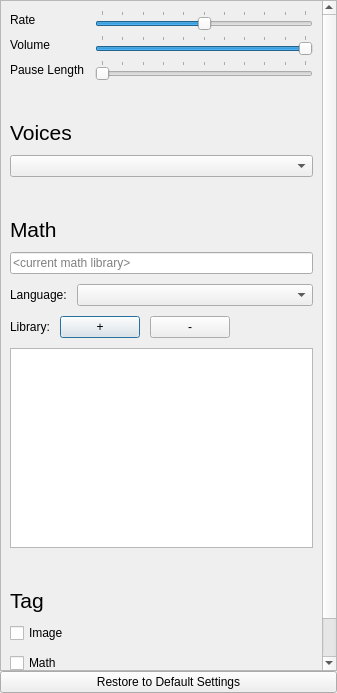
This is src/forms/speech_settings.ui in DinoZAR/CentralAccessReader as Qt 5 draws it before an edit. The edited form follows.
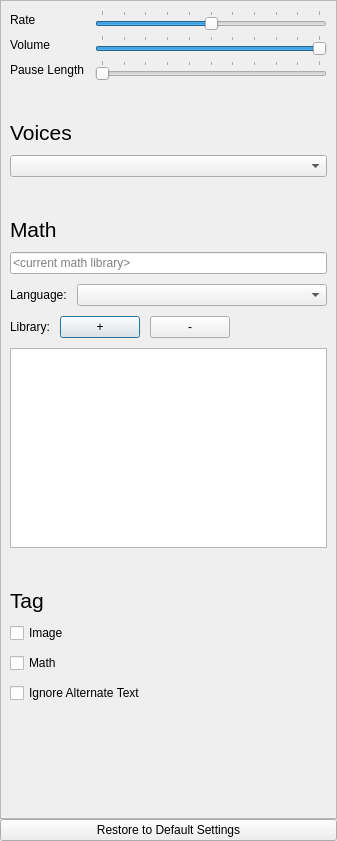
This is the edited form. Icons and pictures are not drawn.

Commit message: Adjusted layout and compiled it for general settings. Now need to test it on Macs.

What changed in the file:
```diff
--- a/src/forms/speech_settings.ui
+++ b/src/forms/speech_settings.ui
@@ -7,7 +7,7 @@
     <x>0</x>
     <y>0</y>
     <width>337</width>
-    <height>693</height>
+    <height>841</height>
    </rect>
   </property>
   <property name="windowTitle">
@@ -37,11 +37,11 @@
        <rect>
         <x>0</x>
         <y>0</y>
-        <width>308</width>
-        <height>755</height>
+        <width>335</width>
+        <height>816</height>
        </rect>
       </property>
-      <layout class="QVBoxLayout" name="verticalLayout_9">
+      <layout class="QVBoxLayout" name="verticalLayout_9" stretch="0,0,0,0,1">
        <property name="spacing">
         <number>40</number>
        </property>
@@ -103,6 +103,12 @@
          </item>
          <item row="1" column="1">
           <widget class="QSlider" name="volumeSlider">
+           <property name="sizePolicy">
+            <sizepolicy hsizetype="Expanding" vsizetype="Fixed">
+             <horstretch>0</horstretch>
+             <verstretch>0</verstretch>
+            </sizepolicy>
+           </property>
            <property name="toolTip">
             <string>Volume slider</string>
            </property>
@@ -132,6 +138,12 @@
          </item>
          <item row="2" column="1">
           <widget class="QSlider" name="pauseSlider">
+           <property name="sizePolicy">
+            <sizepolicy hsizetype="Expanding" vsizetype="Fixed">
+             <horstretch>0</horstretch>
+             <verstretch>0</verstretch>
+            </sizepolicy>
+           </property>
            <property name="maximum">
             <number>10</number>
            </property>
@@ -182,12 +194,10 @@
         </layout>
        </item>
        <item>
-        <layout class="QVBoxLayout" name="verticalLayout_4">
-         <property name="spacing">
-          <number>10</number>
-         </property>
-         <item>
           <layout class="QVBoxLayout" name="verticalLayout_2">
+         <property name="spacing">
+          <number>10</number>
+         </property>
            <item>
             <widget class="QLabel" name="label_5">
              <property name="styleSheet">
@@ -290,8 +300,6 @@
               <bool>false</bool>
              </attribute>
             </widget>
-           </item>
-          </layout>
          </item>
         </layout>
        </item>
```
Lines whose indentation alone changed are shown as unchanged. The commit also changes 2 other files.
